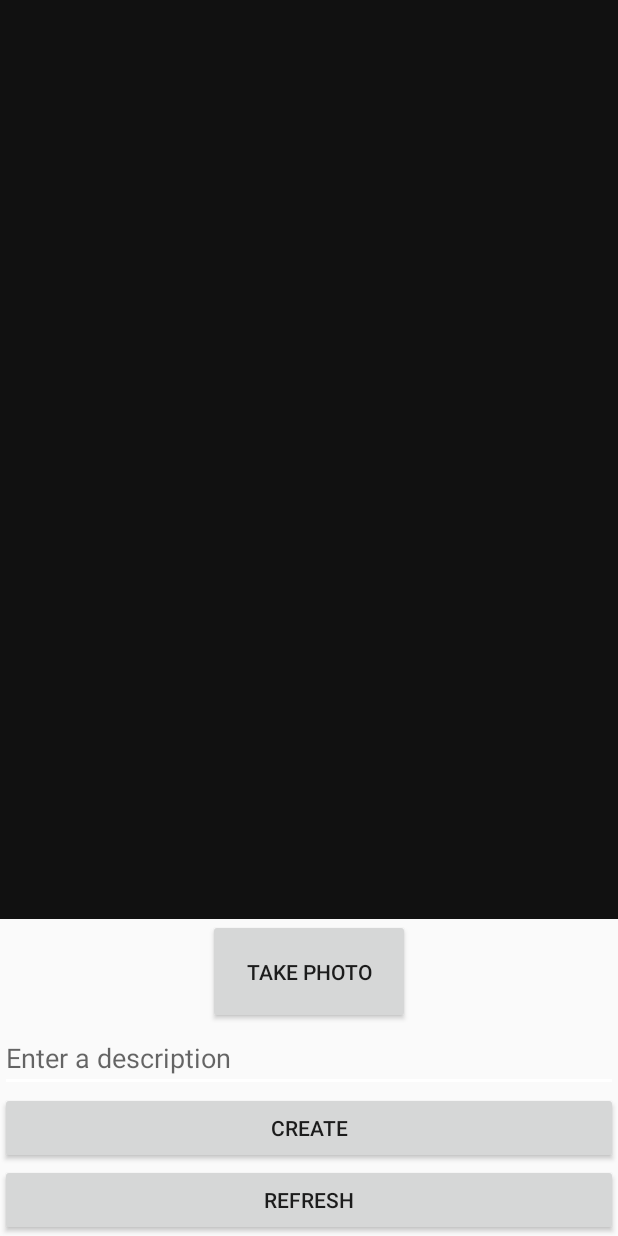
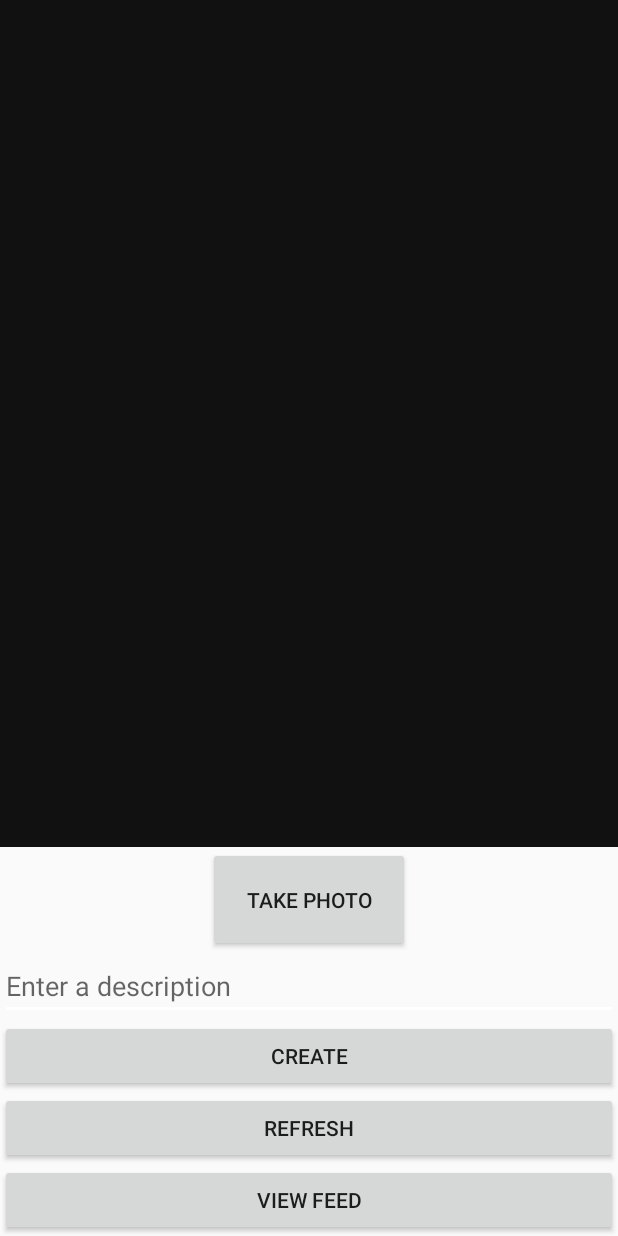
Before and after one commit to Bertogonz3000/Parsetegram, an Android app: the HomeActivity screen opened directly, with no data from a screen before it, on a phone screen of 412 x 824 dp. Run offline under Robolectric (Android 15) with nearby library versions, the phone set to English and light mode, and no system bars; libraries missing offline, so code that uses them is left out: com.parse.

```diff
--- a/app/src/main/java/com/example/bertogonz3000/parstegram/HomeActivity.java
+++ b/app/src/main/java/com/example/bertogonz3000/parstegram/HomeActivity.java
@@ -38,12 +38,14 @@ public class HomeActivity extends AppCompatActivity {
     private static final String testImagePath = "/storage/emulated/0/DCIM/Camera/IMG_20180710_131557.jpg";
 
     private EditText etDescription;
-    private Button createButton, refreshButton;
+    private Button createButton, refreshButton, feedButton;
 
     private ImageView photoView;
 
     //global var for image file to be posted
     private File file;
+
+
 
     //camera vars
 //    public final static int CAPTURE_IMAGE_ACTIVITY_REQUEST_CODE = 1034;
@@ -64,6 +66,7 @@ public class HomeActivity extends AppCompatActivity {
         createButton = (Button) findViewById(R.id.createButton);
         refreshButton = (Button) findViewById(R.id.refreshButton);
         photoView = (ImageView) findViewById(R.id.photoView);
+        feedButton = (Button) findViewById(R.id.feedButton);
 
         createButton.setOnClickListener(new View.OnClickListener(){
             @Override
@@ -172,6 +175,12 @@ public class HomeActivity extends AppCompatActivity {
         }
     }
 
+    //onClick for feedButton, moves to FeedActivity
+    public void viewFeed(View view){
+        Intent i = new Intent(this, FeedActivity.class);
+        startActivity(i);
+    }
+
     //Launch the camera
 
 //    public void onLaunchCamera(View view){
--- a/app/src/main/res/layout/activity_home.xml
+++ b/app/src/main/res/layout/activity_home.xml
@@ -45,6 +45,14 @@
         android:layout_width="match_parent"
         android:layout_height="wrap_content"
         android:text="Refresh"
-        android:layout_alignParentBottom="true"/>
+        android:layout_above="@id/feedButton"/>
+
+    <Button
+        android:id="@+id/feedButton"
+        android:layout_width="match_parent"
+        android:layout_height="wrap_content"
+        android:text="View Feed"
+        android:layout_alignParentBottom="true"
+        android:onClick="viewFeed"/>
 
 </RelativeLayout>
```
Also changed, not shown: app/src/main/AndroidManifest.xml (+9 -8 lines), app/src/main/java/com/example/bertogonz3000/parstegram/FeedActivity.java (added, +13 -0 lines), app/src/main/res/layout/activity_feed.xml (added, +9 -0 lines).
